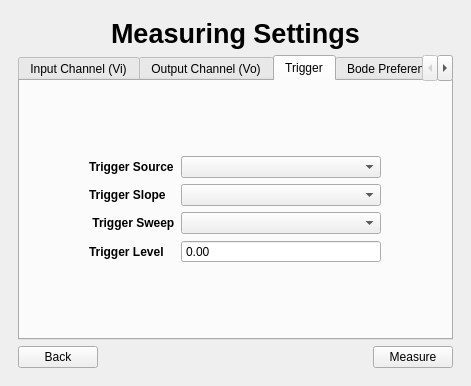
Kammann123/lab-tool, file app/designer/window.ui: the form before one commit.
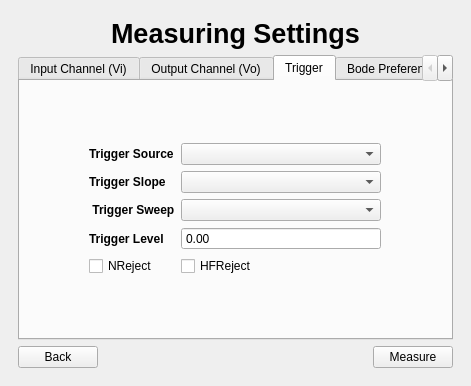
The form after the commit. The open tabs and pages were chosen to show the change.

```diff
--- a/app/designer/window.ui
+++ b/app/designer/window.ui
@@ -501,6 +501,20 @@
                  </property>
                 </widget>
                </item>
+               <item row="5" column="1">
+                <widget class="QCheckBox" name="hfReject">
+                 <property name="text">
+                  <string>HFReject</string>
+                 </property>
+                </widget>
+               </item>
+               <item row="5" column="0">
+                <widget class="QCheckBox" name="nReject">
+                 <property name="text">
+                  <string>NReject</string>
+                 </property>
+                </widget>
+               </item>
               </layout>
              </widget>
             </item>
```
Left out of the diff: 8 changed lines with no effect on the pictures.
